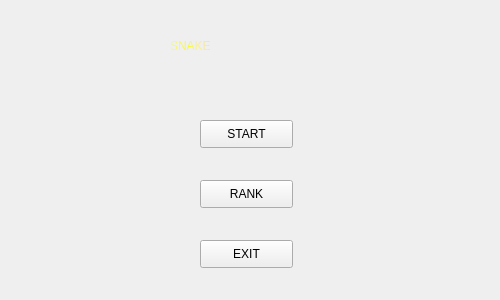
licao2998/535-project, file snake/mainwindow.ui: the form before one commit.
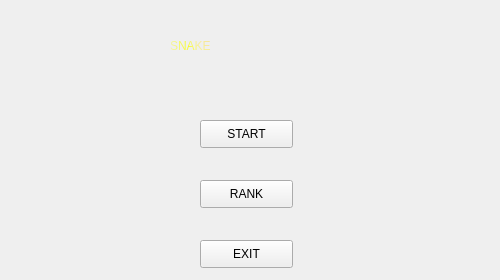
The form after the commit. Icons and pictures are not drawn.

```diff
--- a/snake/mainwindow.ui
+++ b/snake/mainwindow.ui
@@ -7,7 +7,7 @@
     <x>0</x>
     <y>0</y>
     <width>500</width>
-    <height>300</height>
+    <height>280</height>
    </rect>
   </property>
   <property name="minimumSize">
@@ -18,8 +18,8 @@
   </property>
   <property name="maximumSize">
    <size>
-    <width>800</width>
-    <height>480</height>
+    <width>500</width>
+    <height>280</height>
    </size>
   </property>
   <property name="windowTitle">
```
Left out of the diff: 2 changed lines with no effect on the pictures.
